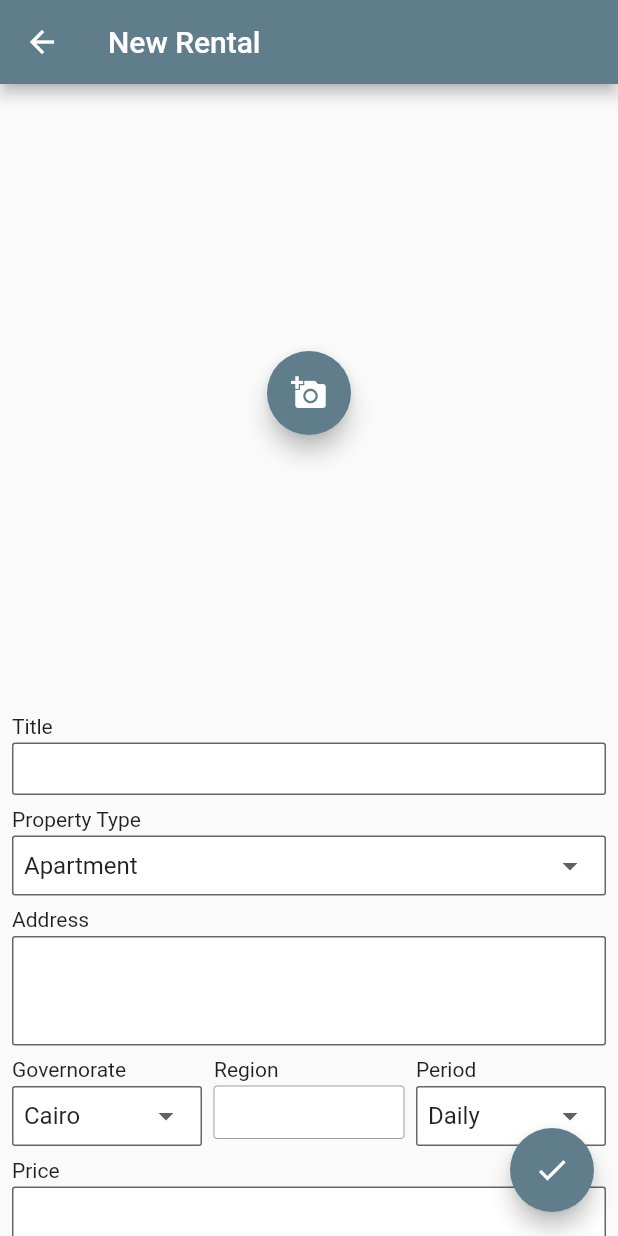
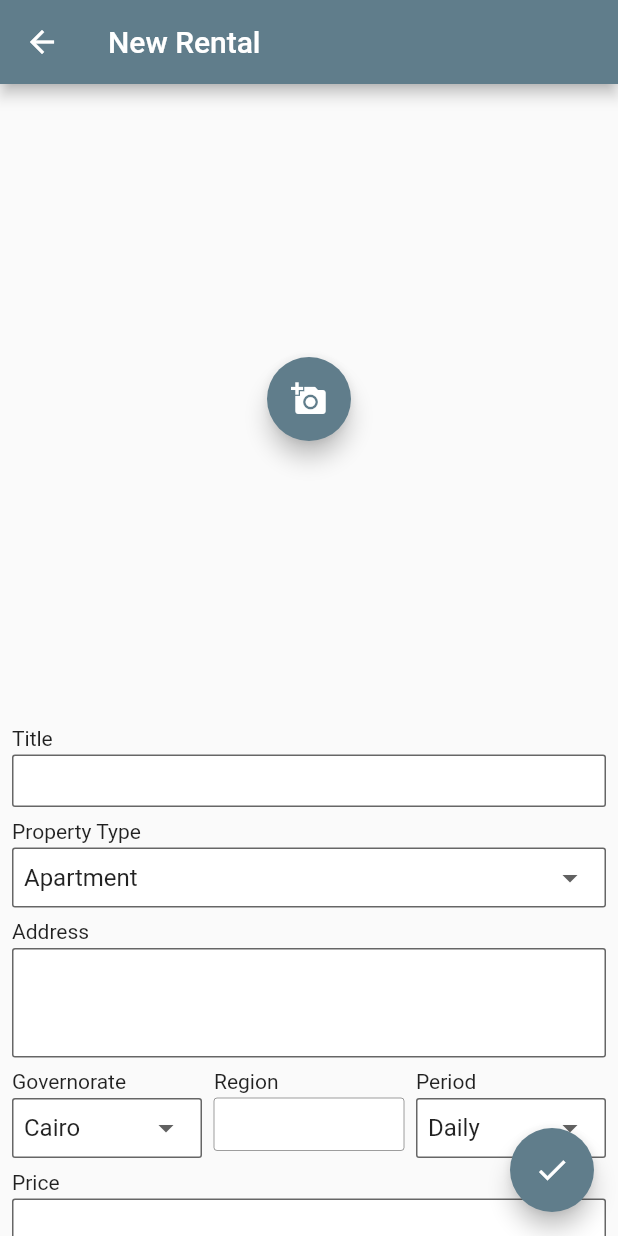
Before and after one commit to khttps/rentall, a Flutter app: the screen it shows after launch, after a tap on the "add" icon, on a phone screen of 412 x 824 dp. Run offline on Flutter 3.47's test engine with Material 2 defaults, Android fonts, the phone set to English and light mode, and no system bars; drawn by our look-alikes of carousel_slider, flutter_form_builder; our stand-ins replace cached_network_image, cloud_firestore, easy_localization, equatable, firebase_core, firebase_storage and 6 more; accounts and stored records are empty.

Commit message:
Added image removal option. Added image compression for carousel.

```diff
--- a/lib/injector.dart
+++ b/lib/injector.dart
@@ -1,4 +1,5 @@
 import 'package:get_it/get_it.dart';
+import 'package:internet_connection_checker/internet_connection_checker.dart';
 import 'package:shared_preferences/shared_preferences.dart';
 
 import 'blocs.dart';
@@ -8,15 +9,24 @@ final sl = GetIt.instance;
 
 Future<void> init() async {
   //! Blocs
-  sl.registerFactory(() => RentalsBloc(repository: sl(), preferences: sl()));
-  sl.registerFactory(() => PublishBloc(repository: sl()));
+  sl.registerFactory<RentalsBloc>(
+      () => RentalsBloc(repository: sl(), preferences: sl()));
+  sl.registerFactory<PublishBloc>(() => PublishBloc(repository: sl()));
 
   //! Repositories
   sl.registerLazySingleton<RentalRepository>(
-    () => RentalRepositoryImpl(prefs: sl()),
+    () => RentalRepositoryImpl(
+      prefs: sl(),
+      connectionChecker: sl(),
+    ),
   );
 
   //! Shared Preferences
   final prefs = await SharedPreferences.getInstance();
-  sl.registerLazySingleton(() => prefs);
+  sl.registerLazySingleton<SharedPreferences>(() => prefs);
+
+  //! Internet
+  sl.registerLazySingleton<InternetConnectionChecker>(
+    () => InternetConnectionChecker(),
+  );
 }
--- a/lib/publish/bloc/publish_bloc.dart
+++ b/lib/publish/bloc/publish_bloc.dart
@@ -5,7 +5,6 @@ import 'package:equatable/equatable.dart';
 import 'package:flutter_bloc/flutter_bloc.dart';
 import 'package:image_picker/image_picker.dart';
 
-import '../../bloc/bloc_state.dart';
 import '../../data/repository/rental_repository.dart';
 import 'package:rentall/bloc/load_status.dart';
 import '../../data/model/rental.dart';
--- a/lib/publish/view/publish_screen.dart
+++ b/lib/publish/view/publish_screen.dart
@@ -6,8 +6,8 @@ import 'package:flutter/material.dart';
 import 'package:flutter_bloc/flutter_bloc.dart';
 import 'package:flutter_form_builder/flutter_form_builder.dart';
 import 'package:image_picker/image_picker.dart';
-import 'package:provider/provider.dart';
 import 'package:rentall/bloc/load_status.dart';
+import 'package:rentall/widgets/widgets.dart';
 
 import '../bloc/publish_bloc.dart';
 import 'widgets/widgets.dart';
@@ -24,6 +24,7 @@ class _PublishScreenState extends State<PublishScreen> {
   final _picker = ImagePicker();
   final _formKey = GlobalKey<FormBuilderState>();
   final _images = <XFile>[];
+  var _currentPage = 0;
 
   @override
   Widget build(BuildContext context) {
@@ -42,7 +43,9 @@ class _PublishScreenState extends State<PublishScreen> {
           body: BlocConsumer<PublishBloc, PublishState>(
             listener: (context, state) {
               if (state.status == LoadStatus.failed) {
-                _showErrorSnackbar(context, message: state.error!);
+                ScaffoldMessenger.of(context).showSnackBar(
+                  ErrorSnackbar(message: state.error!),
+                );
               }
             },
             builder: (context, state) {
@@ -52,35 +55,73 @@ class _PublishScreenState extends State<PublishScreen> {
                     padding: EdgeInsets.zero,
                     children: [
                       Container(
-                        padding: const EdgeInsets.all(8.0),
+                        padding: const EdgeInsets.symmetric(vertical: 4.0),
                         width: double.infinity,
                         child: CarouselSlider.builder(
                           itemCount: 1 + _images.length,
-                          itemBuilder:
-                              (BuildContext context, int index, int realIndex) {
-                            return ClipRRect(
-                              borderRadius:
-                                  const BorderRadius.all(Radius.circular(5.0)),
-                              child: index == _images.length
-                                  ? Center(
-                                      child: FloatingActionButton(
-                                        onPressed: () =>
-                                            _showBottomSheet(context),
-                                        heroTag: 'add_photo',
-                                        child: const Icon(Icons.add_a_photo),
+                          itemBuilder: (context, index, _) {
+                            if (index == _images.length) {
+                              return Center(
+                                child: FloatingActionButton(
+                                  heroTag: 'add_photo',
+                                  child: const Icon(Icons.add_a_photo),
+                                  onPressed: () {
+                                    _showBottomSheet(context);
+                                  },
+                                ),
+                              );
+                            } else {
+                              return Stack(
+                                alignment: Alignment.center,
+                                fit: StackFit.expand,
+                                children: [
+                                  Container(
+                                    margin: const EdgeInsets.all(8.0),
+                                    child: ClipRRect(
+                                      borderRadius: const BorderRadius.all(
+                                        Radius.circular(5.0),
                                       ),
-                                    )
-                                  : Image.file(
-                                      File(_images[index].path),
-                                      fit: BoxFit.cover,
+                                      child: ImageBuilder(
+                                        path: _images[index].path,
+                                        aspectRatio: 16 / 9,
+                                      ),
                                     ),
-                            );
+                                  ),
+                                  if (index == _currentPage)
+                                    Positioned(
+                                      top: 0.0,
+                                      right: 0.0,
+                                      child: InkWell(
+                                        onTap: () => _showRemoveImageDialog(
+                                            context, index),
+                                        child: Container(
+                                          padding: const EdgeInsets.all(2.0),
+                                          decoration: const BoxDecoration(
+                                              color: Colors.white,
+                                              shape: BoxShape.circle,
+                                              boxShadow: [
+                                                BoxShadow(
+                                                    offset: Offset(0.0, 1.0),
+                                                    blurRadius: 1.0)
+                                              ]),
+                                          child: const Icon(
+                                            Icons.delete,
+                                            color: Colors.blueGrey,
+                                            size: 20.0,
+                                          ),
+                                        ),
+                                      ),
+                                    ),
+                                ],
+                              );
+                            }
                           },
                           options: CarouselOptions(
                             enableInfiniteScroll: false,
-                            enlargeCenterPage: true,
                             aspectRatio: 1.0,
-                            viewportFraction: 0.7,
+                            onPageChanged: (i, _) => setState(
+                              () => _currentPage = i,
+                            ),
                           ),
                         ),
                       ),
@@ -88,28 +129,7 @@ class _PublishScreenState extends State<PublishScreen> {
                     ],
                   ),
                   if (state.status == LoadStatus.reloading)
-                    Material(
-                      child: Container(
-                        decoration: const BoxDecoration(
-                            color: Colors.white,
-                            boxShadow: [
-                              BoxShadow(
-                                offset: Offset(0.0, 1.0),
-                                blurRadius: 4.0,
-                              )
-                            ]),
-                        padding: const EdgeInsets.all(16.0),
-                        child: Row(
-                          mainAxisSize: MainAxisSize.min,
-                          mainAxisAlignment: MainAxisAlignment.center,
-                          children: [
-                            const CircularProgressIndicator(),
-                            const SizedBox(width: 16.0),
-                            const Text('loading').tr(),
-                          ],
-                        ),
-                      ),
-                    ),
+                    const LoadingWidget(),
                 ],
               );
             },
@@ -132,6 +152,32 @@ class _PublishScreenState extends State<PublishScreen> {
     );
   }
 
+  Future<dynamic> _showRemoveImageDialog(BuildContext context, int index) {
+    return showDialog(
+      context: context,
+      builder: (context) => AlertDialog(
+        title: const Text('Remove this image?'),
+        actions: [
+          TextButton(
+            onPressed: () {
+              setState(
+                () => _images.removeAt(index),
+              );
+              Navigator.pop(context);
+            },
+            child: const Text('Yes'),
+          ),
+          TextButton(
+            onPressed: () {
+              Navigator.pop(context);
+            },
+            child: const Text('No'),
+          )
+        ],
+      ),
+    );
+  }
+
   Future _showBottomSheet(BuildContext context) => showModalBottomSheet(
         context: context,
         builder: (context) => Container(
@@ -145,8 +191,7 @@ class _PublishScreenState extends State<PublishScreen> {
                 onPressed: () async {
                   Navigator.pop(context);
                   final image = await _picker.pickImage(
-                    source: ImageSource.camera,
-                  );
+                      source: ImageSource.camera, imageQuality: 50);
                   if (image != null) setState(() => _images.add(image));
                 },
                 elevation: 0.0,
@@ -162,13 +207,12 @@ class _PublishScreenState extends State<PublishScreen> {
                 padding: const EdgeInsets.all(20.0),
                 onPressed: () async {
                   Navigator.pop(context);
-                  final images = await _picker.pickMultiImage();
+                  final images = await _picker.pickMultiImage(imageQuality: 50);
                   if (images != null) {
                     setState(() => _images.addAll(images));
                   } else {
-                    _showErrorSnackbar(
-                      context,
-                      message: 'Failed to retrieve images.',
+                    ScaffoldMessenger.of(context).showSnackBar(
+                      ErrorSnackbar(message: 'Failed to retrieve images.'),
                     );
                   }
                 },
@@ -185,16 +229,4 @@ class _PublishScreenState extends State<PublishScreen> {
           ),
         ),
       );
-
-  void _showErrorSnackbar(BuildContext context, {required String message}) {
-    ScaffoldMessenger.of(context).showSnackBar(
-      SnackBar(
-        content: Text(
-          message,
-          style: const TextStyle(color: Colors.white),
-        ),
-        backgroundColor: Colors.red,
-      ),
-    );
-  }
 }
--- a/lib/rentals/view/rentals_screen.dart
+++ b/lib/rentals/view/rentals_screen.dart
@@ -6,6 +6,7 @@ import '../../bloc/load_status.dart';
 import '../../blocs.dart';
 import '../../data/model/governorate.dart';
 import '../../data/model/property_type.dart';
+import '../../widgets/widgets.dart';
 import 'widgets/widgets.dart';
 
 class RentalsScreen extends StatelessWidget {
@@ -114,7 +115,7 @@ class RentalsScreen extends StatelessWidget {
                         labelPadding:
                             const EdgeInsetsDirectional.only(end: 8.0),
                         onPressed: () {}),
-                    const SizedBox(width: 8.0),
+                    const SizedBox(width: 4.0),
                     ActionChip(
                         avatar: const Icon(
                           Icons.expand_more,
@@ -150,13 +151,7 @@ class RentalsScreen extends StatelessWidget {
           listener: (context, state) {
             if (state.status == LoadStatus.failed) {
               ScaffoldMessenger.of(context).showSnackBar(
-                SnackBar(
-                  content: Text(
-                    state.error!,
-                    style: const TextStyle(color: Colors.white),
-                  ),
-                  backgroundColor: Colors.red,
-                ),
+                ErrorSnackbar(message: state.error!),
               );
             }
           },
--- /dev/null
+++ b/lib/widgets/error_snackbar.dart
@@ -0,0 +1,18 @@
+import 'package:flutter/material.dart';
+
+class ErrorSnackbar extends SnackBar {
+  final String message;
+  ErrorSnackbar({
+    required this.message,
+    Key? key,
+  }) : super(
+          backgroundColor: Colors.red,
+          content: Text(
+            message,
+            style: const TextStyle(
+              color: Colors.white,
+            ),
+          ),
+          key: key,
+        );
+}
--- /dev/null
+++ b/lib/widgets/widgets.dart
@@ -0,0 +1,3 @@
+export 'error_snackbar.dart';
+export 'loading_widget.dart';
+export 'image_builder.dart';
--- a/pubspec.yaml
+++ b/pubspec.yaml
@@ -26,9 +26,9 @@ dependencies:
   image_picker: ^0.8.4+11
   carousel_slider: ^4.0.0
   shared_preferences: ^2.0.13
-  provider: ^6.0.2
   flutter_bloc: ^8.0.1
   url_launcher: ^6.1.0
+  internet_connection_checker: ^0.0.1+3
 
 dev_dependencies:
   flutter_test:
```
Also changed, not shown: lib/bloc/bloc_state.dart (deleted, +0 -14 lines), lib/data/repository/rental_repository.dart (+16 -6 lines), lib/widgets/image_builder.dart (added, +30 -0 lines), lib/widgets/loading_widget.dart (added, +30 -0 lines), pubspec.lock.
